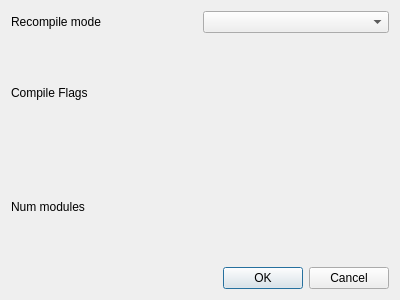
Before: the Qt Designer form EagleEye/UIs/rccsettingsdialog.ui in dtmoodie/EagleEye, drawn with Qt 5.
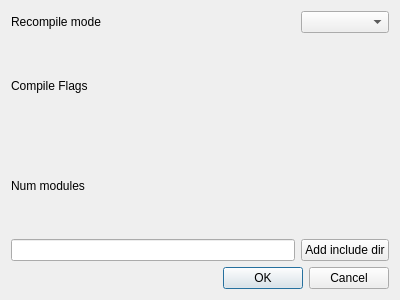
After: the same form once the commit is applied.

Commit message: Added ability to add additional include directories at runtime.

What changed in the file:
```diff
--- a/EagleEye/UIs/rccsettingsdialog.ui
+++ b/EagleEye/UIs/rccsettingsdialog.ui
@@ -47,6 +47,16 @@
        </property>
       </widget>
      </item>
+     <item row="3" column="0">
+      <widget class="QLineEdit" name="includeDir"/>
+     </item>
+     <item row="3" column="1">
+      <widget class="QPushButton" name="btnAddIncludeDir">
+       <property name="text">
+        <string>Add include dir</string>
+       </property>
+      </widget>
+     </item>
     </layout>
    </item>
    <item row="1" column="0">
```
The commit also changes 4 other files.
